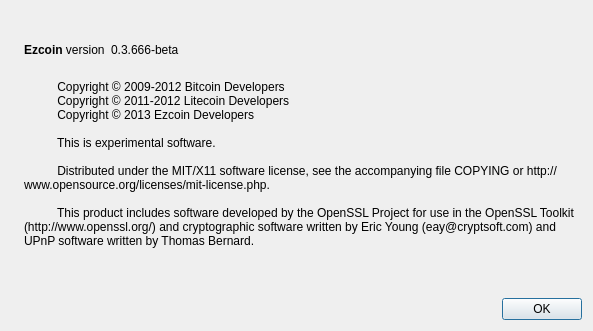
First picture: the form in src/qt/forms/aboutdialog.ui, repository ezcoin/ezcoin, before the edit.
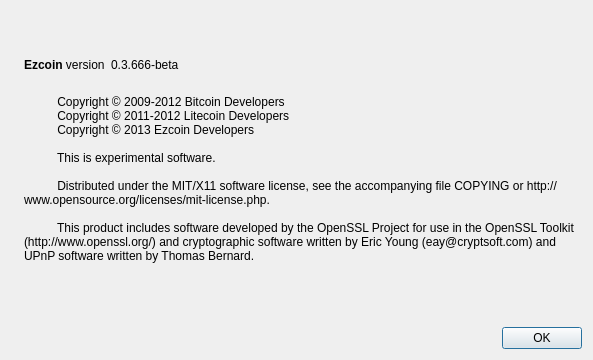
Second picture: the form after the edit. Icons and pictures are not drawn.

What changed in the file:
```diff
--- a/src/qt/forms/aboutdialog.ui
+++ b/src/qt/forms/aboutdialog.ui
@@ -7,7 +7,7 @@
     <x>0</x>
     <y>0</y>
     <width>593</width>
-    <height>331</height>
+    <height>360</height>
    </rect>
   </property>
   <property name="windowTitle">
```
